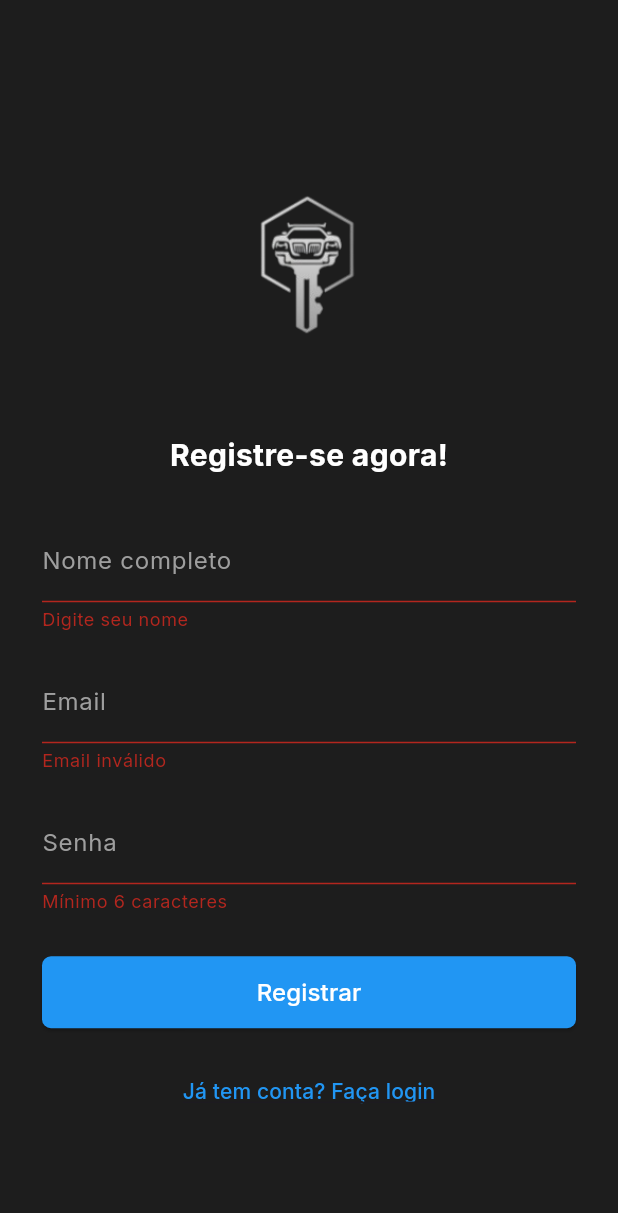
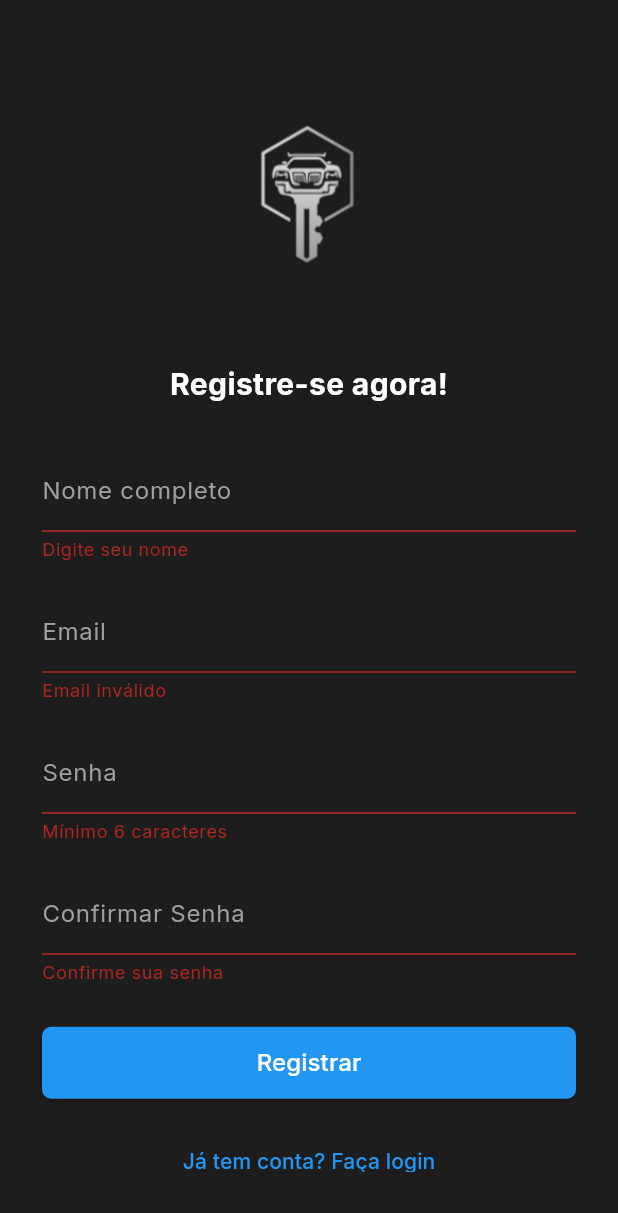
Before and after one commit to tduarte29/keybookTestes, a Flutter app: the RegisterScreen screen opened by its route, after a tap on "Registrar", on a phone screen of 412 x 824 dp. Shown: the top 1213 px of the screen. Run offline on Flutter 3.47's test engine with Material 3 defaults, Android fonts, the phone set to English and light mode, and no system bars; our stand-ins replace flutter_local_notifications, geolocator, google_fonts, google_maps_flutter, image_picker, permission_handler and 1 more; accounts and stored records are empty.

Commit message:
fix: registro tentava fazer login

```diff
--- a/lib/screens/register_screen.dart
+++ b/lib/screens/register_screen.dart
@@ -13,12 +13,14 @@ class _RegisterScreenState extends State<RegisterScreen> {
   final _formKey = GlobalKey<FormState>();
   final _emailController = TextEditingController();
   final _passwordController = TextEditingController();
+  final _confirmPasswordController = TextEditingController();
   final _nameController = TextEditingController();
 
   @override
   void dispose() {
     _emailController.dispose();
     _passwordController.dispose();
+    _confirmPasswordController.dispose();
     _nameController.dispose();
     super.dispose();
   }
@@ -34,7 +36,16 @@ class _RegisterScreenState extends State<RegisterScreen> {
       );
 
       if (mounted) {
-        Navigator.pushReplacementNamed(context, '/home');
+        // Mostra mensagem de sucesso
+        ScaffoldMessenger.of(context).showSnackBar(
+          const SnackBar(
+              content: Text('Registro realizado com sucesso!'),
+            backgroundColor: Colors.green,
+          ),
+        );
+
+        // Redireciona para a tela de login
+        Navigator.pushReplacementNamed(context, '/login');
       }
     } catch (e) {
       if (mounted) {
@@ -82,7 +93,7 @@ class _RegisterScreenState extends State<RegisterScreen> {
                     label: 'Email',
                     validator:
                         (value) =>
-                            !value!.contains('@') ? 'Email inválido' : null,
+                    !value!.contains('@') ? 'Email inválido' : null,
                   ),
                   const SizedBox(height: 18),
                   _buildTextField(
@@ -91,7 +102,22 @@ class _RegisterScreenState extends State<RegisterScreen> {
                     obscureText: true,
                     validator:
                         (value) =>
-                            value!.length < 6 ? 'Mínimo 6 caracteres' : null,
+                    value!.length < 6 ? 'Mínimo 6 caracteres' : null,
+                  ),
+                  const SizedBox(height: 18),
+                  _buildTextField(
+                    controller: _confirmPasswordController,
+                    label: 'Confirmar Senha',
+                    obscureText: true,
+                    validator: (value) {
+                      if (value!.isEmpty) {
+                        return 'Confirme sua senha';
+                      }
+                      if (value != _passwordController.text) {
+                        return 'As senhas não coincidem';
+                      }
+                      return null;
+                    },
                   ),
                   const SizedBox(height: 28),
                   SizedBox(
```
